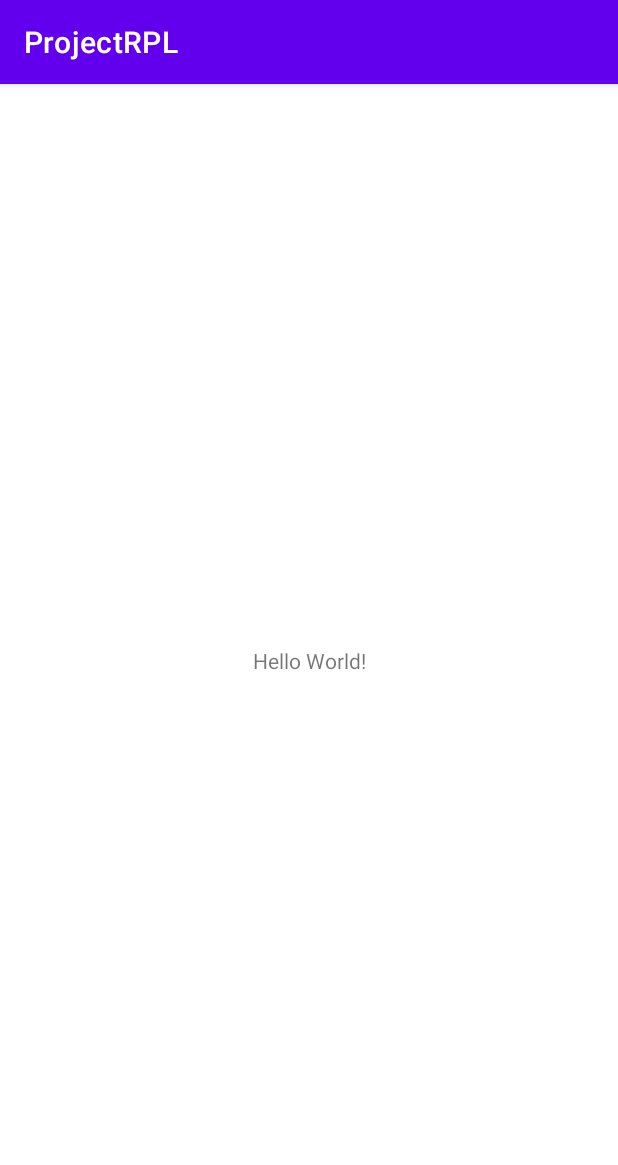
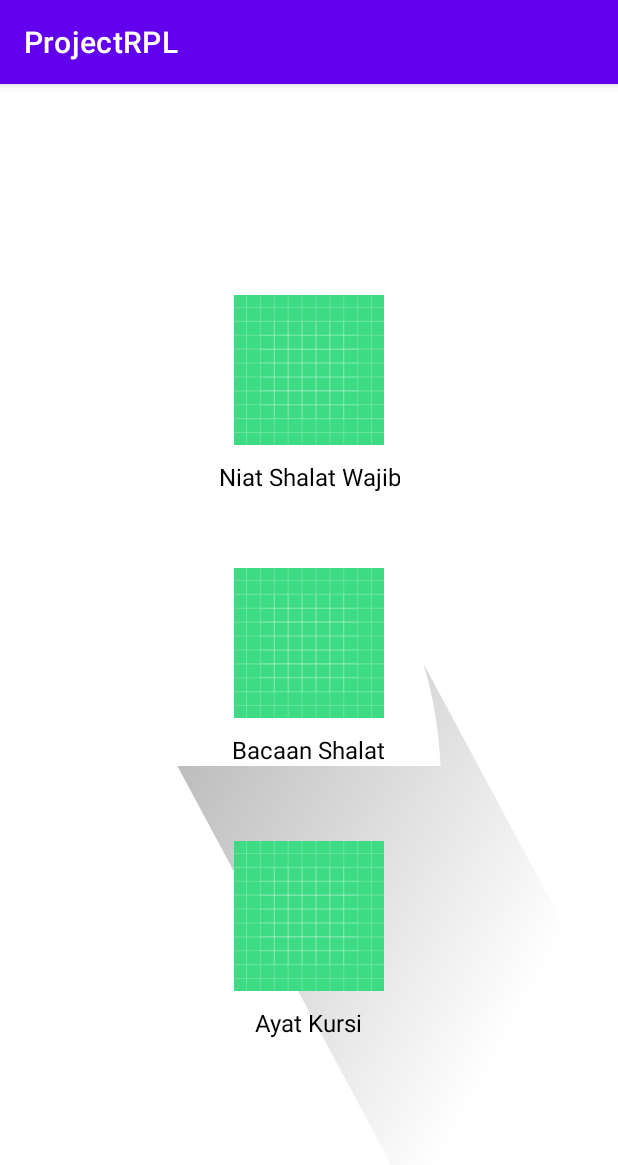
Before and after one commit to Rgafril90/ProjectRPL, an Android app: the screen it shows after launch (MainActivity), on a phone screen of 412 x 824 dp. Shown: the top 1165 px of the screen. Run offline under Robolectric (Android 15) with nearby library versions, the phone set to English and light mode, and no system bars.

Commit message:
Main.xml

```diff
--- a/app/src/main/AndroidManifest.xml
+++ b/app/src/main/AndroidManifest.xml
@@ -9,6 +9,12 @@
         android:roundIcon="@mipmap/ic_launcher_round"
         android:supportsRtl="true"
         android:theme="@style/Theme.ProjectRPL">
+        <activity
+            android:name=".Activity_Bacaan_Ayat_Kursi"
+            android:exported="false" />
+        <activity
+            android:name=".Activity_Bacaa_Sholat"
+            android:exported="false" />
         <activity
             android:name=".Activity_Niat_Sholat"
             android:exported="false" />
--- /dev/null
+++ b/app/src/main/java/com/if4b/projectrpl/Activity_Bacaa_Sholat.java
@@ -0,0 +1,14 @@
+package com.if4b.projectrpl;
+
+import androidx.appcompat.app.AppCompatActivity;
+
+import android.os.Bundle;
+
+public class Activity_Bacaa_Sholat extends AppCompatActivity {
+
+    @Override
+    protected void onCreate(Bundle savedInstanceState) {
+        super.onCreate(savedInstanceState);
+        setContentView(R.layout.activity_bacaa_sholat);
+    }
+}
--- /dev/null
+++ b/app/src/main/java/com/if4b/projectrpl/Activity_Bacaan_Ayat_Kursi.java
@@ -0,0 +1,14 @@
+package com.if4b.projectrpl;
+
+import androidx.appcompat.app.AppCompatActivity;
+
+import android.os.Bundle;
+
+public class Activity_Bacaan_Ayat_Kursi extends AppCompatActivity {
+
+    @Override
+    protected void onCreate(Bundle savedInstanceState) {
+        super.onCreate(savedInstanceState);
+        setContentView(R.layout.activity_bacaan_ayat_kursi);
+    }
+}
--- /dev/null
+++ b/app/src/main/res/layout/activity_bacaa_sholat.xml
@@ -0,0 +1,9 @@
+<?xml version="1.0" encoding="utf-8"?>
+<androidx.constraintlayout.widget.ConstraintLayout xmlns:android="http://schemas.android.com/apk/res/android"
+    xmlns:app="http://schemas.android.com/apk/res-auto"
+    xmlns:tools="http://schemas.android.com/tools"
+    android:layout_width="match_parent"
+    android:layout_height="match_parent"
+    tools:context=".Activity_Bacaa_Sholat">
+
+</androidx.constraintlayout.widget.ConstraintLayout>
--- /dev/null
+++ b/app/src/main/res/layout/activity_bacaan_ayat_kursi.xml
@@ -0,0 +1,9 @@
+<?xml version="1.0" encoding="utf-8"?>
+<androidx.constraintlayout.widget.ConstraintLayout xmlns:android="http://schemas.android.com/apk/res/android"
+    xmlns:app="http://schemas.android.com/apk/res-auto"
+    xmlns:tools="http://schemas.android.com/tools"
+    android:layout_width="match_parent"
+    android:layout_height="match_parent"
+    tools:context=".Activity_Bacaan_Ayat_Kursi">
+
+</androidx.constraintlayout.widget.ConstraintLayout>
--- a/app/src/main/res/layout/activity_main.xml
+++ b/app/src/main/res/layout/activity_main.xml
@@ -1,18 +1,95 @@
 <?xml version="1.0" encoding="utf-8"?>
-<androidx.constraintlayout.widget.ConstraintLayout xmlns:android="http://schemas.android.com/apk/res/android"
-    xmlns:app="http://schemas.android.com/apk/res-auto"
-    xmlns:tools="http://schemas.android.com/tools"
+<androidx.coordinatorlayout.widget.CoordinatorLayout xmlns:android="http://schemas.android.com/apk/res/android"
     android:layout_width="match_parent"
     android:layout_height="match_parent"
-    tools:context=".MainActivity">
+    android:background="@drawable/ic_launcher_foreground">
 
-    <TextView
-        android:layout_width="wrap_content"
-        android:layout_height="wrap_content"
-        android:text="Hello World!"
-        app:layout_constraintBottom_toBottomOf="parent"
-        app:layout_constraintLeft_toLeftOf="parent"
-        app:layout_constraintRight_toRightOf="parent"
-        app:layout_constraintTop_toTopOf="parent" />
+    <LinearLayout
+        android:layout_width="match_parent"
+        android:layout_height="match_parent"
+        android:gravity="center"
+        android:orientation="vertical">
 
-</androidx.constraintlayout.widget.ConstraintLayout>
+        <LinearLayout
+            android:layout_width="match_parent"
+            android:layout_height="wrap_content"
+            android:gravity="center"
+            android:orientation="vertical">
+
+            <LinearLayout
+                android:id="@+id/linearNiatShalat"
+                android:layout_width="wrap_content"
+                android:layout_height="wrap_content"
+                android:layout_margin="20dp"
+                android:gravity="center"
+                android:orientation="vertical">
+
+                <ImageView
+                    android:layout_width="100dp"
+                    android:layout_height="100dp"
+                    android:layout_margin="10dp"
+                    android:src="@drawable/ic_launcher_background" />
+
+                <TextView
+                    android:layout_width="wrap_content"
+                    android:layout_height="wrap_content"
+                    android:gravity="center"
+                    android:text="Niat Shalat Wajib"
+                    android:textColor="@android:color/black"
+                    android:textSize="16sp" />
+
+            </LinearLayout>
+
+            <LinearLayout
+                android:id="@+id/linearBacaanShalat"
+                android:layout_width="wrap_content"
+                android:layout_height="wrap_content"
+                android:layout_margin="20dp"
+                android:gravity="center"
+                android:orientation="vertical">
+
+                <ImageView
+                    android:layout_width="100dp"
+                    android:layout_height="100dp"
+                    android:layout_margin="10dp"
+                    android:src="@drawable/ic_launcher_background" />
+
+                <TextView
+                    android:layout_width="wrap_content"
+                    android:layout_height="wrap_content"
+                    android:gravity="center"
+                    android:text="Bacaan Shalat"
+                    android:textColor="@android:color/black"
+                    android:textSize="16sp" />
+
+            </LinearLayout>
+
+            <LinearLayout
+                android:id="@+id/linearAyatKursi"
+                android:layout_width="wrap_content"
+                android:layout_height="wrap_content"
+                android:layout_margin="20dp"
+                android:gravity="center"
+                android:orientation="vertical">
+
+                <ImageView
+                    android:layout_width="100dp"
+                    android:layout_height="100dp"
+                    android:layout_margin="10dp"
+                    android:src="@drawable/ic_launcher_background" />
+
+                <TextView
+                    android:layout_width="wrap_content"
+                    android:layout_height="wrap_content"
+                    android:gravity="center"
+                    android:text="Ayat Kursi"
+                    android:textColor="@android:color/black"
+                    android:textSize="16sp" />
+
+            </LinearLayout>
+
+        </LinearLayout>
+
+    </LinearLayout>
+
+</androidx.coordinatorlayout.widget.CoordinatorLayout>
```
